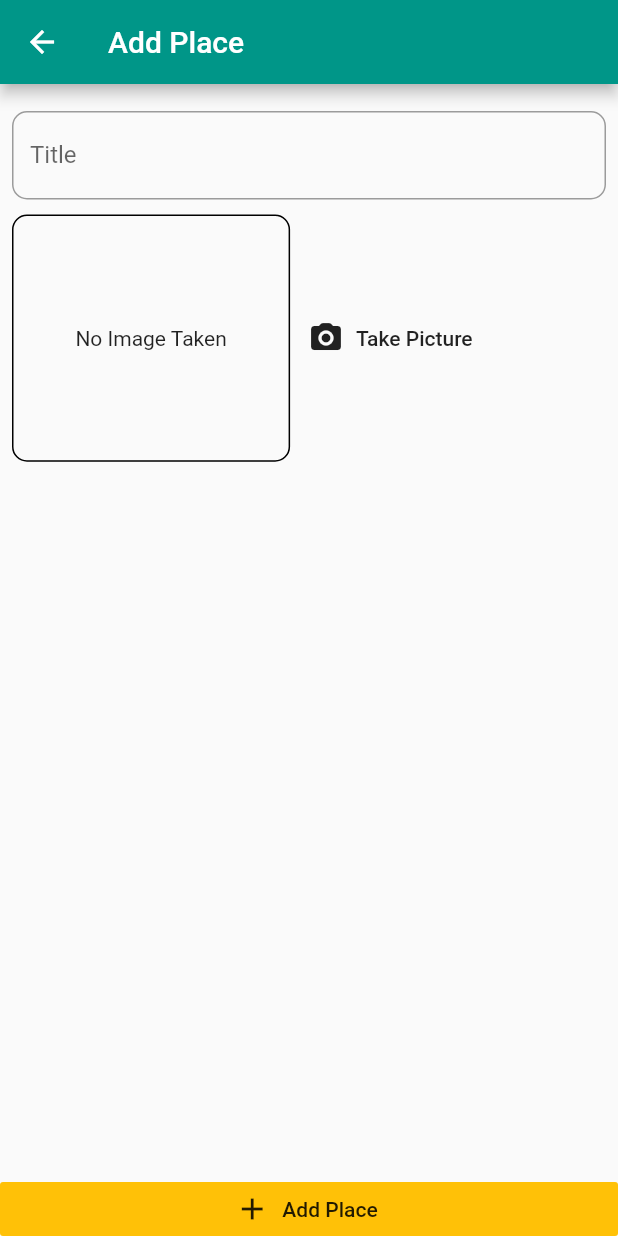
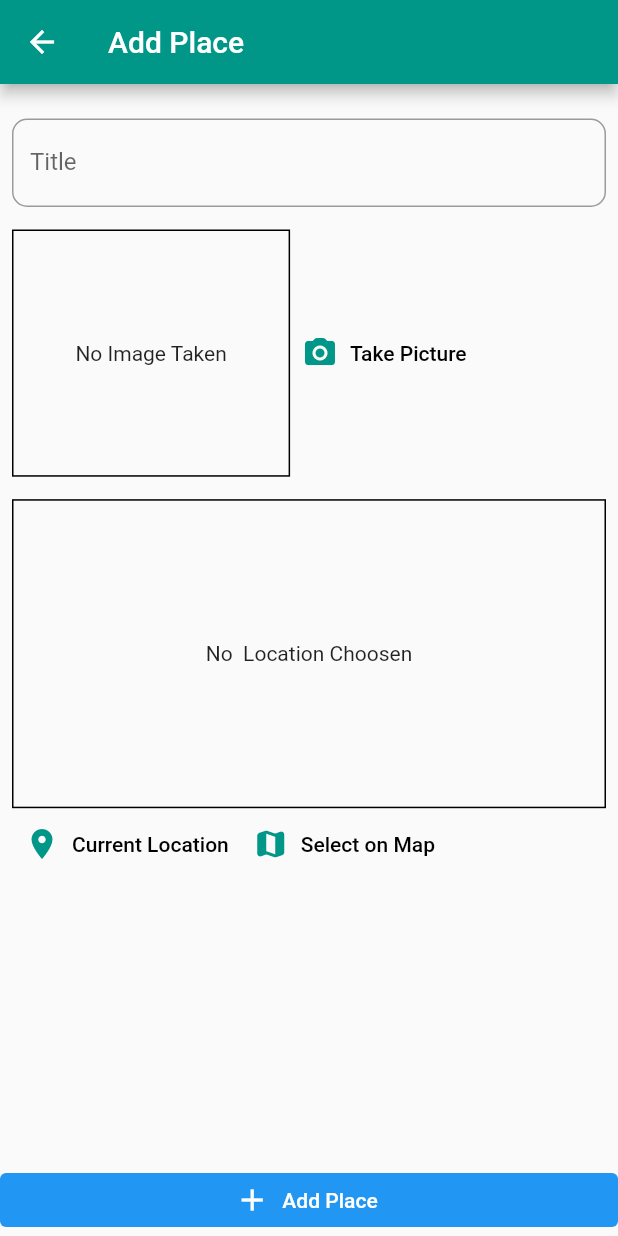
Before and after one commit to hafezdeldaffa/place_locator, a Flutter app: the screen it shows after launch, after a tap on the "add" icon, on a phone screen of 412 x 824 dp. Run offline on Flutter 3.47's test engine with Material 2 defaults, Android fonts, the phone set to English and light mode, and no system bars; our stand-ins replace image_picker, sqflite; accounts and stored records are empty.

Commit message:
adding some file

```diff
--- /dev/null
+++ b/lib/helpers/db_helpers.dart
@@ -0,0 +1,27 @@
+import 'package:sqflite/sqflite.dart' as sql;
+import 'package:path/path.dart' as path;
+
+class DBHelpers {
+  static Future<sql.Database> database() async {
+    final dbPath = await sql.getDatabasesPath();
+    return await sql.openDatabase(path.join(dbPath, 'places.db'),
+        onCreate: (db, version) {
+      db.execute(
+          'CREATE TABLE user_places(id TEXT PRIMARY KEY, title TEXT, image TEXT)');
+    }, version: 1);
+  }
+
+  static Future<void> insert(String table, Map<String, dynamic> data) async {
+    final db = await DBHelpers.database();
+    await db.insert(
+      table,
+      data,
+      conflictAlgorithm: sql.ConflictAlgorithm.replace,
+    );
+  }
+
+  static Future<List<Map<String, dynamic>>> fetchData(String table) async {
+    final db = await DBHelpers.database();
+    return db.query(table);
+  }
+}
--- a/lib/providers/place_provider.dart
+++ b/lib/providers/place_provider.dart
@@ -1,5 +1,7 @@
 import 'package:flutter/foundation.dart';
+import 'package:place_locator/helpers/db_helpers.dart';
 import 'package:place_locator/models/place.dart';
+import 'dart:io';
 
 class PlaceProvider with ChangeNotifier {
   List<Place> _items = [];
@@ -7,4 +9,34 @@ class PlaceProvider with ChangeNotifier {
   List<Place> get items {
     return [..._items];
   }
+
+  void addPlace(String pickedTitle, File pickedImage) {
+    final newPlace = Place(
+      id: DateTime.now().toString(),
+      title: pickedTitle,
+      image: pickedImage,
+      location: null,
+    );
+
+    _items.add(newPlace);
+    notifyListeners();
+
+    DBHelpers.insert('user_places', {
+      'id': newPlace.id,
+      'title': newPlace.title,
+      'image': newPlace.image.path,
+    });
+  }
+
+  Future<void> fetchAndSetData() async {
+    final dataList = await DBHelpers.fetchData('user_places');
+    _items = dataList
+        .map((items) => Place(
+              id: items['id'],
+              title: items['title'],
+              location: null,
+              image: File(items['image']),
+            ))
+        .toList();
+  }
 }
--- a/lib/screens/add_place_screen.dart
+++ b/lib/screens/add_place_screen.dart
@@ -1,5 +1,10 @@
 import 'package:flutter/material.dart';
+import 'package:place_locator/providers/place_provider.dart';
 import 'package:place_locator/widgets/image_input.dart';
+import 'package:place_locator/widgets/location_input.dart';
+import 'dart:io';
+
+import 'package:provider/provider.dart';
 
 class AddPlaceScreen extends StatefulWidget {
   static const routeName = '/add-place';
@@ -10,6 +15,20 @@ class AddPlaceScreen extends StatefulWidget {
 
 class _AddPlaceScreenState extends State<AddPlaceScreen> {
   final _titleController = TextEditingController();
+  File _pickedImage;
+
+  void _selectedImage(File pickedImage) {
+    _pickedImage = pickedImage;
+  }
+
+  void _savePlace() {
+    if (_titleController.text.isEmpty || _pickedImage == null) {
+      return;
+    }
+    Provider.of<PlaceProvider>(context, listen: false)
+        .addPlace(_titleController.text, _pickedImage);
+    Navigator.of(context).pop();
+  }
 
   @override
   Widget build(BuildContext context) {
@@ -27,7 +46,7 @@ class _AddPlaceScreenState extends State<AddPlaceScreen> {
                 child: Column(
                   children: [
                     SizedBox(
-                      height: 10,
+                      height: 15,
                     ),
                     TextField(
                       autocorrect: true,
@@ -40,23 +59,26 @@ class _AddPlaceScreenState extends State<AddPlaceScreen> {
                       ),
                     ),
                     SizedBox(
-                      height: 10,
+                      height: 15,
                     ),
-                    ImageInput(),
+                    ImageInput(_selectedImage),
+                    SizedBox(
+                      height: 15,
+                    ),
+                    LocationInput(),
                   ],
                 ),
               ),
             ),
           ),
-          // ignore: deprecated_member_use
-          RaisedButton.icon(
-            onPressed: () {},
+          ElevatedButton.icon(
+            onPressed: _savePlace,
             icon: Icon(Icons.add),
             label: Text('Add Place'),
-            color: Colors.amber,
-            elevation: 0,
-            materialTapTargetSize: MaterialTapTargetSize.shrinkWrap,
-          ),
+            style: ButtonStyle(
+              elevation: MaterialStateProperty.all(0),
+            ),
+          )
         ],
       ),
     );
--- a/lib/screens/place_list_screen.dart
+++ b/lib/screens/place_list_screen.dart
@@ -1,5 +1,7 @@
 import 'package:flutter/material.dart';
+import 'package:place_locator/providers/place_provider.dart';
 import 'package:place_locator/screens/add_place_screen.dart';
+import 'package:provider/provider.dart';
 
 class PlaceListScreen extends StatelessWidget {
   const PlaceListScreen({Key key}) : super(key: key);
@@ -18,8 +20,32 @@ class PlaceListScreen extends StatelessWidget {
           ),
         ],
       ),
-      body: Center(
-        child: CircularProgressIndicator(),
+      body: FutureBuilder(
+        future: Provider.of<PlaceProvider>(context).fetchAndSetData(),
+        builder: (context, dataSnapshot) => dataSnapshot.connectionState ==
+                ConnectionState.waiting
+            ? Center(
+                child: CircularProgressIndicator(),
+              )
+            : Consumer<PlaceProvider>(
+                child: Center(child: const Text('No data, please add some!')),
+                builder: (context, placeData, child) =>
+                    placeData.items.length <= 0
+                        ? child
+                        : ListView.builder(
+                            itemCount: placeData.items.length,
+                            itemBuilder: (context, index) => ListTile(
+                              leading: CircleAvatar(
+                                backgroundImage:
+                                    FileImage(placeData.items[index].image),
+                              ),
+                              title: Text(placeData.items[index].title),
+                              onTap: () {
+                                // go to detail page
+                              },
+                            ),
+                          ),
+              ),
       ),
     );
   }
--- a/lib/widgets/image_input.dart
+++ b/lib/widgets/image_input.dart
@@ -1,8 +1,14 @@
 import 'dart:io';
 import 'package:image_picker/image_picker.dart';
 import 'package:flutter/material.dart';
+import 'package:path_provider/path_provider.dart' as syspath;
+import 'package:path/path.dart' as path;
 
 class ImageInput extends StatefulWidget {
+  final Function onSavedImage;
+
+  ImageInput(this.onSavedImage);
+
   @override
   _ImageInputState createState() => _ImageInputState();
 }
@@ -18,6 +24,16 @@ class _ImageInputState extends State<ImageInput> {
       maxWidth: 600,
       maxHeight: 500,
     );
+    if (imageFile == null) {
+      return;
+    }
+    setState(() {
+      _storedImage = File(imageFile.path);
+    });
+    final appDir = await syspath.getApplicationDocumentsDirectory();
+    final fileName = path.basename(imageFile.path);
+    final savedFile = await _storedImage.copy('${appDir.path}/$fileName');
+    widget.onSavedImage(savedFile);
   }
 
   @override
@@ -31,8 +47,7 @@ class _ImageInputState extends State<ImageInput> {
           height: deviceSize.height * 0.20,
           alignment: Alignment.center,
           decoration: BoxDecoration(
-            border: Border.all(color: Colors.black),
-            borderRadius: BorderRadius.all(Radius.elliptical(10, 10)),
+            border: Border.all(width: 1, color: Colors.black),
           ),
           child: _storedImage != null
               ? Image.file(
@@ -48,12 +63,17 @@ class _ImageInputState extends State<ImageInput> {
         SizedBox(
           height: 10,
         ),
-        // ignore: deprecated_member_use
-        FlatButton.icon(
+        TextButton.icon(
           onPressed: _takePicture,
-          icon: Icon(Icons.camera_alt_rounded),
-          label: Text('Take Picture'),
-        ),
+          icon: Icon(
+            Icons.camera_alt_rounded,
+            color: Theme.of(context).primaryColor,
+          ),
+          label: Text(
+            'Take Picture',
+            style: TextStyle(color: Colors.black),
+          ),
+        )
       ],
     );
   }
--- /dev/null
+++ b/lib/widgets/location_input.dart
@@ -0,0 +1,60 @@
+import 'package:flutter/material.dart';
+
+class LocationInput extends StatefulWidget {
+  @override
+  _LocationInputState createState() => _LocationInputState();
+}
+
+class _LocationInputState extends State<LocationInput> {
+  String _previewImageUrl;
+
+  @override
+  Widget build(BuildContext context) {
+    final deviceSize = MediaQuery.of(context).size;
+
+    return Column(
+      children: [
+        Container(
+          height: deviceSize.height * 0.25,
+          width: double.infinity,
+          alignment: Alignment.center,
+          decoration: BoxDecoration(
+            border: Border.all(width: 1, color: Colors.black),
+          ),
+          child: _previewImageUrl != null
+              ? Image.network(_previewImageUrl)
+              : const Text(
+                  'No  Location Choosen',
+                  textAlign: TextAlign.center,
+                ),
+        ),
+        Row(
+          children: [
+            TextButton.icon(
+              onPressed: () {},
+              icon: Icon(
+                Icons.location_on,
+                color: Theme.of(context).primaryColor,
+              ),
+              label: const Text(
+                'Current Location',
+                style: TextStyle(color: Colors.black),
+              ),
+            ),
+            TextButton.icon(
+              onPressed: () {},
+              icon: Icon(
+                Icons.map_rounded,
+                color: Theme.of(context).primaryColor,
+              ),
+              label: const Text(
+                'Select on Map',
+                style: TextStyle(color: Colors.black),
+              ),
+            ),
+          ],
+        )
+      ],
+    );
+  }
+}
--- a/pubspec.yaml
+++ b/pubspec.yaml
@@ -25,7 +25,11 @@ dependencies:
     sdk: flutter
   cupertino_icons: ^1.0.0
   image_picker: ^0.7.2
+  location: ^4.0.2
+  path: ^1.8.0
+  path_provider: ^2.0.1
   provider: ^5.0.0
+  sqflite: ^2.0.0+2
 
 dev_dependencies:
   flutter_test:
```
Also changed, not shown: pubspec.lock.
